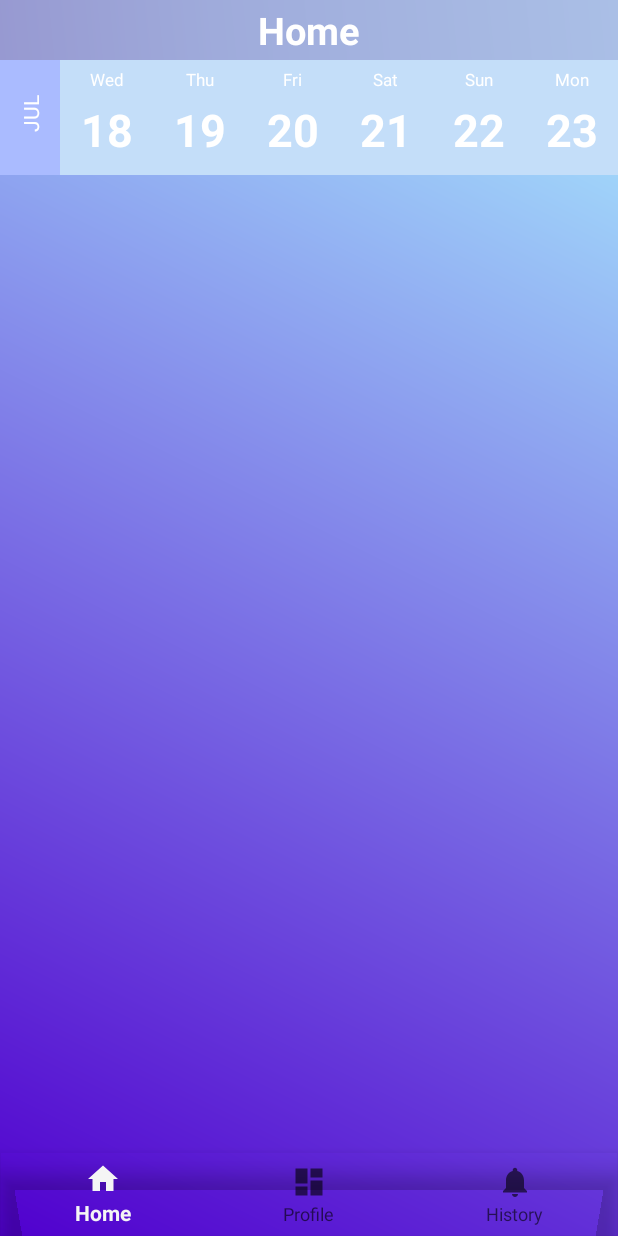
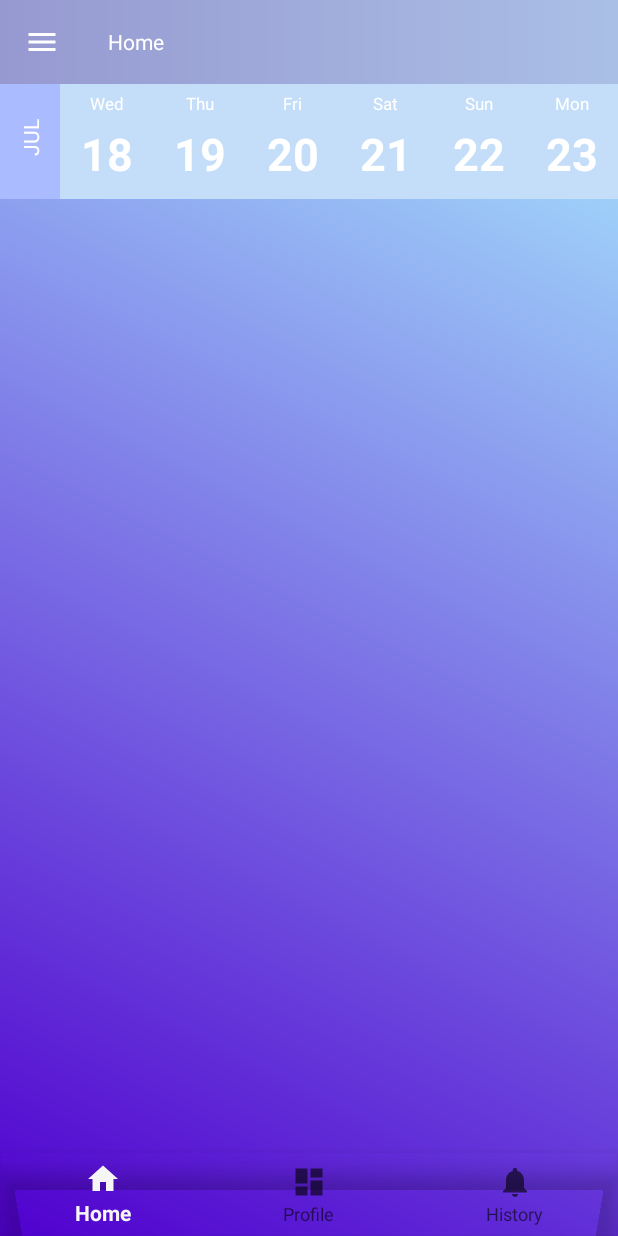
Before and after one commit to AndrewBarzu/LogReg, an Android app: the HomeFragment screen opened directly, with no data from a screen before it, on a phone screen of 412 x 824 dp. Run offline under Robolectric (Android 15) with nearby library versions, the phone set to English and light mode, and no system bars; 2 statements that could not run were skipped.

Commit message:
added toolbar

```diff
--- a/app/src/main/AndroidManifest.xml
+++ b/app/src/main/AndroidManifest.xml
@@ -14,8 +14,7 @@
         android:roundIcon="@drawable/avatar"
         android:supportsRtl="true"
         android:theme="@style/Theme.AppCompat.Light.NoActionBar">
-        <activity android:name=".StartActivity"
-            android:label="@string/app_name">
+        <activity android:name=".StartActivity">
             <intent-filter>
                 <action android:name="android.intent.action.MAIN" />
                 <category android:name="android.intent.category.LAUNCHER" />
--- a/app/src/main/java/com/example/xghos/Wrenchy/ChangePW.java
+++ b/app/src/main/java/com/example/xghos/Wrenchy/ChangePW.java
@@ -64,6 +64,7 @@ public class ChangePW extends Fragment {
                 }
             }
         });
+        ((MainActivity)getActivity()).toolbar.setVisibility(View.GONE);
         return view;
     }
     private class ChangePassword extends AsyncTask<String, Void, String> {
--- a/app/src/main/java/com/example/xghos/Wrenchy/HomeFragment.java
+++ b/app/src/main/java/com/example/xghos/Wrenchy/HomeFragment.java
@@ -43,7 +43,7 @@ public class HomeFragment extends Fragment {
 
         mStartDate = Calendar.getInstance();
         mEndDate = Calendar.getInstance();
-        mEndDate.add(Calendar.YEAR, 10);
+        mEndDate.add(Calendar.YEAR, 5);
         layoutManager = new LinearLayoutManager(getContext(), LinearLayout.HORIZONTAL, false);
 
 //        mStartDate = Calendar.getInstance();
--- a/app/src/main/java/com/example/xghos/Wrenchy/MainActivity.java
+++ b/app/src/main/java/com/example/xghos/Wrenchy/MainActivity.java
@@ -3,7 +3,9 @@ package com.example.xghos.Wrenchy;
 import android.os.AsyncTask;
 import android.os.Bundle;
 import android.support.v4.app.Fragment;
+import android.support.v7.app.ActionBar;
 import android.support.v7.app.AppCompatActivity;
+import android.support.v7.widget.Toolbar;
 import android.util.Log;
 
 import org.json.JSONObject;
@@ -14,6 +16,7 @@ public class MainActivity extends AppCompatActivity {
 
 //    private DrawerLayout mDrawerLayout;
 //    private ArrayList<User> list;
+    public Toolbar toolbar;
 
     @Override
     protected void onCreate(Bundle savedInstanceState) {
@@ -21,20 +24,21 @@ public class MainActivity extends AppCompatActivity {
         setContentView(R.layout.activity_main);
 
         if (currentUser.getStatus().equals("2")) { //daca statusul e 2, adica daca am schimbat parola prin Forgot Password, se va intra direct in fragmentul de Change Password
-            getSupportFragmentManager().beginTransaction().add(R.id.main_content, new ChangePW()).commit();
+            getSupportFragmentManager().beginTransaction().add(R.id.content_frame, new ChangePW()).commit();
 
         } else {  //altfel se va intra in Navigation Fragment -> Home Fragment, adica cel cu calendarul si listView-ul
-            getSupportFragmentManager().beginTransaction().add(R.id.main_content, new NavigationFragment()).commit();
+            getSupportFragmentManager().beginTransaction().add(R.id.content_frame, new NavigationFragment()).commit();
         }
 
-
+        toolbar = findViewById(R.id.toolbar);
+        setSupportActionBar(toolbar);
+        ActionBar actionbar = getSupportActionBar();
+        actionbar.setDisplayHomeAsUpEnabled(true);
+        actionbar.setHomeAsUpIndicator(R.drawable.ic_menu_black_24dp);
+        actionbar.setTitle("");
 //        mDrawerLayout = findViewById(R.id.drawer_layout);
 //
-//        Toolbar toolbar = findViewById(R.id.toolbar);
-//        setSupportActionBar(toolbar);
-//        ActionBar actionbar = getSupportActionBar();
-//        actionbar.setDisplayHomeAsUpEnabled(true);
-//        actionbar.setHomeAsUpIndicator(R.drawable.ic_menu_black_24dp);
+
 //
 //
 //
--- a/app/src/main/java/com/example/xghos/Wrenchy/NavigationFragment.java
+++ b/app/src/main/java/com/example/xghos/Wrenchy/NavigationFragment.java
@@ -7,11 +7,14 @@ import android.support.annotation.Nullable;
 import android.support.design.widget.BottomNavigationView;
 import android.support.v4.app.FragmentActivity;
 import android.support.v4.view.ViewPager;
+import android.support.v7.widget.Toolbar;
 import android.util.Log;
 import android.view.LayoutInflater;
 import android.view.MenuItem;
 import android.view.View;
 import android.view.ViewGroup;
+import android.widget.TextView;
+
 
 
 public class NavigationFragment extends Fragment {
@@ -39,6 +42,10 @@ public class NavigationFragment extends Fragment {
 
         View view = inflater.inflate(R.layout.fragment_navigation, container, false);
 
+        final Toolbar toolbar = ((MainActivity)getActivity()).toolbar.findViewById(R.id.toolbar);
+        final TextView toolbarTitle = ((MainActivity)getActivity()).toolbar.findViewById(R.id.toolbar_title);
+        toolbarTitle.setText(R.string.title_home);
+
         bottomNavigationView = view.findViewById(R.id.navigation);
         bottomNavigationView.setOnNavigationItemSelectedListener(
                 new BottomNavigationView.OnNavigationItemSelectedListener() {
@@ -47,9 +54,11 @@ public class NavigationFragment extends Fragment {
                         switch (item.getItemId()) {
                             case R.id.home:
                                 viewPager.setCurrentItem(0);
+                                toolbarTitle.setText(R.string.title_home);
                                 break;
                             case R.id.history:
                                 viewPager.setCurrentItem(1);
+                                toolbarTitle.setText(R.string.title_profile);
                                 break;
                             case R.id.profile:
                                 viewPager.setCurrentItem(2);
@@ -76,6 +85,13 @@ public class NavigationFragment extends Fragment {
                     bottomNavigationView.getMenu().getItem(0).setChecked(false);
                 }
                 bottomNavigationView.getMenu().getItem(position).setChecked(true);
+                switch (position){
+                    case(0):
+                        toolbarTitle.setText(R.string.title_home);
+                        break;
+                    case(1):
+                        toolbarTitle.setText(R.string.title_profile);
+                }
                 mPrevMenuItem = bottomNavigationView.getMenu().getItem(position);
 
             }
@@ -104,6 +120,7 @@ public class NavigationFragment extends Fragment {
 //            }
 //        });
         setupViewPager(viewPager);
+        ((MainActivity)getActivity()).toolbar.setVisibility(View.VISIBLE);
 
         return view;
     }
--- a/app/src/main/java/com/example/xghos/Wrenchy/OfferAdapter.java
+++ b/app/src/main/java/com/example/xghos/Wrenchy/OfferAdapter.java
@@ -114,7 +114,7 @@ public class OfferAdapter extends RecyclerView.Adapter<OfferAdapter.MyHolder> {
                     FragmentTransaction fragmentTransaction = ((FragmentActivity)mContext).getSupportFragmentManager().beginTransaction();
                     fragmentTransaction.setCustomAnimations(android.R.anim.fade_in, android.R.anim.fade_out, android.R.anim.fade_in, android.R.anim.fade_out);
                     OfferFragment offerFragment = OfferFragment.newInstance(mOfferTitle, mOfferDescription, mOfferLocation, mOfferExpire, mOfferPrice);
-                    fragmentTransaction.replace(R.id.main_content, offerFragment);
+                    fragmentTransaction.replace(R.id.content_frame, offerFragment);
                     fragmentTransaction.addToBackStack(null);
                     fragmentTransaction.commit();
                     break;
--- a/app/src/main/res/layout/activity_main.xml
+++ b/app/src/main/res/layout/activity_main.xml
@@ -8,10 +8,11 @@
     android:background="@drawable/background_gradient">
 
      <!--Layout to contain contents of main body of screen (drawer will slide over this) -->
-    <FrameLayout
-        android:id="@+id/content_frame"
+
+    <LinearLayout
         android:layout_width="match_parent"
-        android:layout_height="match_parent">
+        android:layout_height="match_parent"
+        android:orientation="vertical">
 
 
         <!--<android.support.constraint.ConstraintLayout xmlns:android="http://schemas.android.com/apk/res/android"-->
@@ -36,7 +37,30 @@
         <!--app:layout_constraintTop_toTopOf="parent" />-->
 
         <!--</android.support.constraint.ConstraintLayout>-->
+        <android.support.v7.widget.Toolbar
+            android:id="@+id/toolbar"
+            android:layout_width="match_parent"
+            android:layout_height="wrap_content"
+            android:background="@drawable/toolbar_gradient">
+
+            <TextView
+                android:id="@+id/toolbar_title"
+                android:layout_width="wrap_content"
+                android:layout_height="wrap_content"
+                android:gravity="center"
+                android:text=""
+                android:textColor="@android:color/white" />
+
+        </android.support.v7.widget.Toolbar>
+
+        <FrameLayout
+            android:id="@+id/content_frame"
+            android:layout_width="match_parent"
+            android:layout_height="match_parent">
+
         </FrameLayout>
+
+    </LinearLayout>
     <!--<android.support.design.widget.NavigationView-->
         <!--android:id="@+id/nav_view"-->
         <!--android:layout_width="wrap_content"-->
--- a/app/src/main/res/layout/fragment_home.xml
+++ b/app/src/main/res/layout/fragment_home.xml
@@ -1,45 +1,31 @@
 <?xml version="1.0" encoding="utf-8"?>
-<android.support.constraint.ConstraintLayout xmlns:android="http://schemas.android.com/apk/res/android"
+<LinearLayout xmlns:android="http://schemas.android.com/apk/res/android"
     xmlns:app="http://schemas.android.com/apk/res-auto"
     xmlns:tools="http://schemas.android.com/tools"
     android:layout_width="match_parent"
     android:layout_height="match_parent"
-    tools:context=".HomeFragment">
+    tools:context=".HomeFragment"
+    android:orientation="vertical">
+
+    <android.support.v7.widget.RecyclerView
+        android:id="@+id/calendar"
+        android:layout_width="match_parent"
+        android:layout_height="wrap_content" />
 
     <android.support.v7.widget.RecyclerView
         android:id="@+id/offers"
-        android:layout_width="0dp"
-        android:layout_height="0dp"
-        android:layout_marginTop="1dp"
-        android:dividerHeight="5dp"
-        app:layout_constraintBottom_toBottomOf="parent"
-        app:layout_constraintEnd_toEndOf="parent"
-        app:layout_constraintStart_toStartOf="parent"
-        app:layout_constraintTop_toBottomOf="@+id/calendar" />
+        android:layout_width="match_parent"
+        android:layout_height="wrap_content"
+        android:dividerHeight="5dp" />
+    <!--app:layout_constraintBottom_toBottomOf="parent"-->
+    <!--app:layout_constraintEnd_toEndOf="parent"-->
+    <!--app:layout_constraintStart_toStartOf="parent"-->
+    <!--app:layout_constraintTop_toBottomOf="@+id/calendar" />-->
 
-    <android.support.v7.widget.RecyclerView
-        android:id="@+id/calendar"
-        android:layout_width="0dp"
-        android:layout_height="wrap_content"
-        android:layout_marginTop="40dp"
-        app:layout_constraintEnd_toEndOf="parent"
-        app:layout_constraintHorizontal_bias="0.0"
-        app:layout_constraintStart_toStartOf="parent"
-        app:layout_constraintTop_toTopOf="parent" />
-
-    <TextView
-        android:layout_width="0dp"
-        android:layout_height="40dp"
-        android:text="@string/title_home"
-        android:gravity="center_vertical"
-        android:textAlignment="center"
-        android:textColor="@android:color/white"
-        android:textSize="25sp"
-        android:textStyle="bold"
-        android:background="@drawable/top_title_bar"
-        app:layout_constraintEnd_toEndOf="parent"
-        app:layout_constraintStart_toStartOf="parent"
-        app:layout_constraintTop_toTopOf="parent" />
+    <!--app:layout_constraintEnd_toEndOf="parent"-->
+    <!--app:layout_constraintHorizontal_bias="0.0"-->
+    <!--app:layout_constraintStart_toStartOf="parent"-->
+    <!--app:layout_constraintTop_toTopOf="parent" />-->
 
 
-</android.support.constraint.ConstraintLayout>
+</LinearLayout>
--- a/app/src/main/res/values/strings.xml
+++ b/app/src/main/res/values/strings.xml
@@ -39,6 +39,5 @@
     <string name="take_job">Take job</string>
 
     <string name="offer_details">Offer details</string>
-    <string name="home">Home</string>
 
 </resources>
```
Also changed, not shown: app/src/main/res/layout/fragment_offer.xml (+0 -14 lines), app/src/main/res/layout/fragment_profile.xml (+0 -14 lines). Lines whose indentation alone changed are shown as unchanged.
